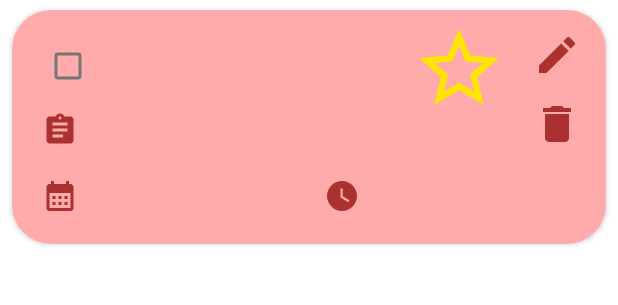
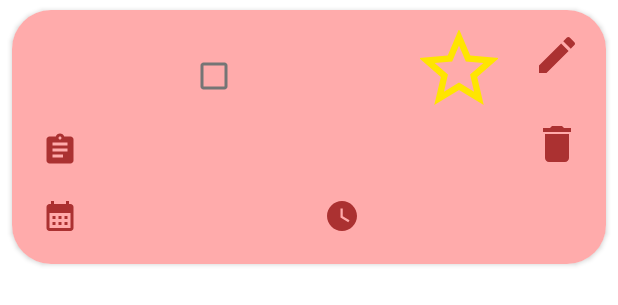
Before and after one commit to fayzaelsayed/TO-DO-App-CodSoft-Internship, an Android app: the layout task_item.xml on its own in the app's theme, with its tools: preview values and no code run, on a phone screen of 412 x 824 dp. Shown: the top 305 px of the screen. Run offline under Robolectric (Android 15) with nearby library versions, the phone set to English and light mode, and no system bars.

Commit message:
Final Commit

```diff
--- a/app/src/main/res/layout/task_item.xml
+++ b/app/src/main/res/layout/task_item.xml
@@ -1,5 +1,6 @@
 <?xml version="1.0" encoding="utf-8"?>
-<layout xmlns:android="http://schemas.android.com/apk/res/android"
+<layout xmlns:tools="http://schemas.android.com/tools"
+    xmlns:android="http://schemas.android.com/apk/res/android"
     xmlns:app="http://schemas.android.com/apk/res-auto">
 
     <data>
@@ -32,8 +33,8 @@
 
                 <CheckBox
                     android:id="@+id/cb_item_task"
-                    android:layout_width="wrap_content"
-                    android:layout_height="wrap_content"
+                    android:layout_width="243dp"
+                    android:layout_height="61dp"
                     android:layout_marginStart="@dimen/_10sdp"
                     android:layout_marginTop="@dimen/_10sdp"
                     android:text="@{task.taskTitle}"
@@ -48,7 +49,7 @@
 
                 <TextView
                     android:id="@+id/tv_item_task_description"
-                    android:layout_width="wrap_content"
+                    android:layout_width="0dp"
                     android:layout_height="wrap_content"
                     android:drawableLeft="@drawable/task_description"
                     android:drawablePadding="@dimen/_5sdp"
```
